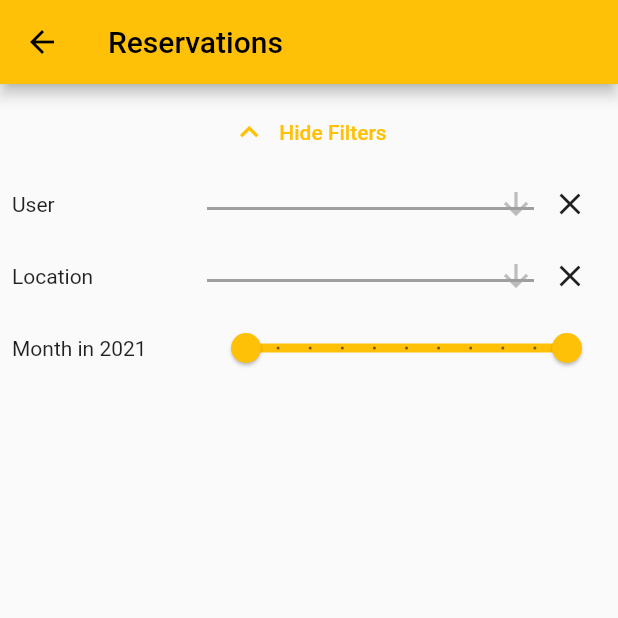
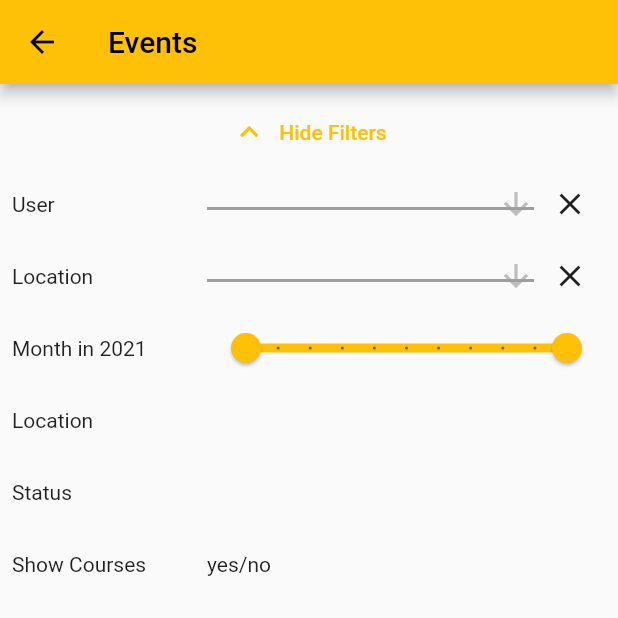
Before and after one commit to Zomtir/cptclient, a Flutter app: the ReservationManagementPage screen opened directly with empty values, after a tap on "Show Filters", on a phone screen of 412 x 824 dp, the top half of it. Run offline on Flutter 3.47's test engine with Material 2 defaults, Android fonts, the phone set to English and light mode, and no system bars; missing offline and left inert: universal_html; statements that could not run were skipped.

Commit message:
Event call preparations

```diff
--- a/lib/EventManagement.dart
+++ b/lib/EventManagement.dart
@@ -15,6 +15,7 @@ import 'static/db.dart' as db;
 import 'json/session.dart';
 import 'json/slot.dart';
 import 'json/location.dart';
+import 'json/member.dart';
 
 class ReservationManagementPage extends StatefulWidget {
   final Session session;
@@ -30,7 +31,7 @@ class ReservationManagementPageState extends State<ReservationManagementPage> {
   List<Slot> _reservationsFiltered = [];
   bool _hideFilters = true;
 
-  DropdownController<int>      _ctrlDropdownUser = DropdownController<int>(items: []);
+  DropdownController<Member>   _ctrlDropdownUser = DropdownController<Member>(items: []);
   DropdownController<Location> _ctrlDropdownLocation = DropdownController<Location>(items: db.cacheLocations);
   RangeValues                  _timeRange = RangeValues(1, 12);
 
@@ -55,7 +56,7 @@ class ReservationManagementPageState extends State<ReservationManagementPage> {
     Iterable list = json.decode(utf8.decode(response.bodyBytes));
 
     _reservations = List<Slot>.from(list.map((model) => Slot.fromJson(model)));
-    _ctrlDropdownUser.items = Set<int>.from(_reservations.map((model) => model.user_id)).toList();
+    _ctrlDropdownUser.items = Set<Member>.from(_reservations.map((model) => model.user_id)).toList();
 
     _filterReservations();
   }
@@ -63,7 +64,7 @@ class ReservationManagementPageState extends State<ReservationManagementPage> {
   void _filterReservations() {
     setState(() {
       _reservationsFiltered = _reservations.where((reservation) {
-        bool userFilter = (_ctrlDropdownUser.value == null) ? true : (reservation.user_id == _ctrlDropdownUser.value);
+        bool userFilter = (_ctrlDropdownUser.value == null) ? true : (reservation.user_id == _ctrlDropdownUser.value!.id);
         bool locationFilter = (_ctrlDropdownLocation.value == null) ? true : (reservation.location == _ctrlDropdownLocation.value);
         bool timeFilter = true; // TODO actually implement this
         return userFilter && locationFilter && timeFilter;
@@ -99,7 +100,7 @@ class ReservationManagementPageState extends State<ReservationManagementPage> {
   Widget build (BuildContext context) {
     return new Scaffold(
       appBar: AppBar(
-        title: Text("Reservations"),
+        title: Text("Events"),
       ),
       body: AppBody(
         children: <Widget>[
@@ -113,10 +114,10 @@ class ReservationManagementPageState extends State<ReservationManagementPage> {
             children: [
               AppInfoRow(
                 info: Text("User"),
-                child: AppDropdown<int>(
+                child: AppDropdown<Member>(
                   controller: _ctrlDropdownUser,
-                  builder: (int member) {return Text(member.toString());},
-                  onChanged: (int? member) {
+                  builder: (Member member) {return Text("${member.firstname} ${member.lastname}");},
+                  onChanged: (Member? member) {
                     _ctrlDropdownUser.value = member;
                     _filterReservations();
                   },
@@ -161,6 +162,18 @@ class ReservationManagementPageState extends State<ReservationManagementPage> {
                   labels: RangeLabels("${_timeRange.start}","${_timeRange.end}"),
                 ),
               ),
+              AppInfoRow(
+                info: Text("Location"),
+                child: Text(""),
+              ),
+              AppInfoRow(
+                info: Text("Status"),
+                child: Text(""),
+              ),
+              AppInfoRow(
+                info: Text("Show Courses"),
+                child: Text("yes/no"),
+              ),
             ],
           ),
           AppListView<Slot>(
--- a/lib/MemberLandingPage.dart
+++ b/lib/MemberLandingPage.dart
@@ -29,6 +29,10 @@ class MemberLandingPage extends StatelessWidget {
       appBar: AppBar(
         title: Text("Welcome ${session.user!.firstname}"),
         actions: <Widget>[
+          IconButton(
+            icon: Icon(Icons.refresh, color: Colors.white),
+            onPressed: () => navi.refresh(),
+          ),
           IconButton(
             icon: Icon(Icons.perm_identity, color: Colors.white),
             onPressed: () => Navigator.push(context, MaterialPageRoute(builder: (context) => MemberProfilePage(session: session))),
--- a/pubspec.yaml
+++ b/pubspec.yaml
@@ -10,7 +10,7 @@ version: 1.0.0+1
 
 environment:
 
-  sdk: ">=2.14.0-0.beta <3.0.0"
+  sdk: ^2.18.0
   flutter: ^2.4.0-0.pre
 
 dependencies:
```
Also changed, not shown: lib/static/db.dart (+24 -0 lines), lib/static/navigation.dart (+10 -0 lines).
